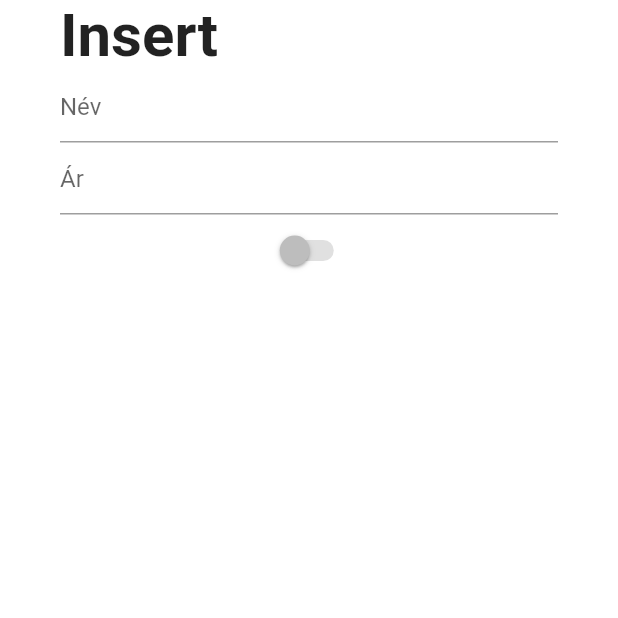
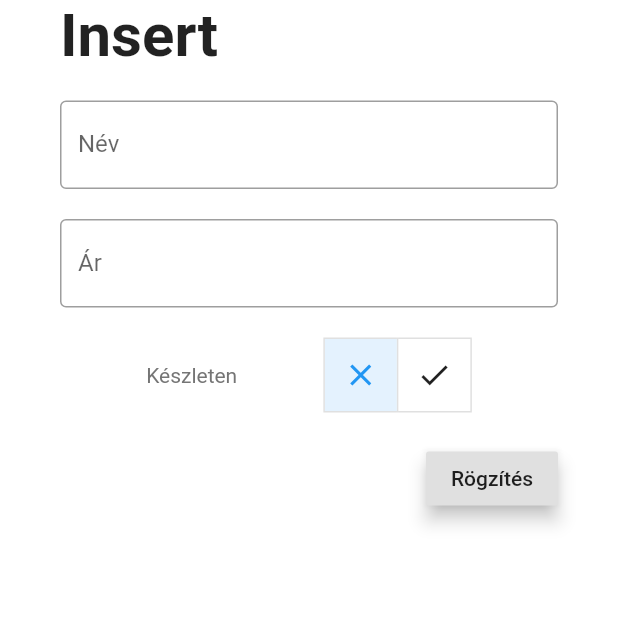
Before and after one commit to leventenyiro/NodeJS-AJAX, a Flutter app: the Insert screen opened by its route, on a phone screen of 412 x 824 dp, the top half of it. Run offline on Flutter 3.47's test engine with Material 2 defaults, Android fonts, the phone set to English and light mode, and no system bars; our stand-ins replace flutter_slidable; network calls fail.

Commit message:
insert form mobile

```diff
--- a/views/mobile/lib/main.dart
+++ b/views/mobile/lib/main.dart
@@ -10,7 +10,7 @@ void main() => runApp(MaterialApp(
   },
   debugShowCheckedModeBanner: false,
   theme: ThemeData(
-    accentColor: Colors.blue[900],
-    primaryColor: Colors.blue[900],
+    accentColor: Colors.pink[900],
+    primaryColor: Colors.pink[900],
   ),
 ));
--- a/views/mobile/lib/pages/insert.dart
+++ b/views/mobile/lib/pages/insert.dart
@@ -21,7 +21,8 @@ class _InsertState extends State<Insert> {
         body: SafeArea(
           child: Padding(
             padding: EdgeInsets.fromLTRB(40, 0, 40, 0),
-            child: Column(children: <Widget>[
+            child: Column(
+              children: <Widget>[
                 Row(
                   children: <Widget>[
                     Text(
@@ -36,38 +37,102 @@ class _InsertState extends State<Insert> {
                 formInsert(),
               ],
             ),
-
           ),
         ),
       ),
     );
+  }
 
+  List<bool> keszleten;
 
-
-  }
+  @override
+  void initState() {
+    keszleten = [true, false];
+    super.initState();
   }
 
   Widget formInsert() {
     return Form(
-
       child: Column(
         children: <Widget>[
-        TextField(
+          SizedBox(height: 20.0,),
+          TextFormField(
             decoration: InputDecoration(
-            hintText: "Név",
+              labelText: "Név",
+              focusedBorder: OutlineInputBorder(
+                borderSide: BorderSide(
+                  color: Colors.pink,
                 ),
               ),
-        TextField(
+              border: OutlineInputBorder(
+                borderSide: BorderSide(
+                  color: Colors.pink,
+                ),
+              ),
+            ),
+          ),
+          SizedBox(height: 20.0,),
+          TextFormField(
             decoration: InputDecoration(
-            hintText: "Ár",
+              labelText: "Ár",
+              focusedBorder: OutlineInputBorder(
+                borderSide: BorderSide(
+                  color: Colors.pink,
+                ),
+              ),
+              border: OutlineInputBorder(
+                borderSide: BorderSide(
+                  color: Colors.pink,
+                ),
+              ),
             ),
             keyboardType: TextInputType.number,
+            inputFormatters: <TextInputFormatter>[
+              WhitelistingTextInputFormatter.digitsOnly,
+            ],
           ),
-        Switch(
-          value: false,
-
+          SizedBox(height: 20.0,),
+          Row(
+            mainAxisAlignment: MainAxisAlignment.spaceEvenly,
+            children: <Widget>[
+              Text(
+                "Készleten",
+                style: TextStyle(
+                  color: Colors.grey[600],
+                ),
+              ),
+              ToggleButtons(
+                children: <Widget>[
+                  Icon(Icons.close),
+                  Icon(Icons.check),
+                ],
+                isSelected: keszleten,
+                onPressed: (int index) {
+                  setState(() {
+                    for (int i = 0; i < keszleten.length; i++) {
+                      keszleten[i] = i == index;
+                    }
+                  });
+                },
+              ),
+            ],
+          ),
+          SizedBox(height: 20.0,),
+          Align(
+            alignment: Alignment.bottomRight,
+            child: RaisedButton(
+              elevation: 5.0,
+              child: Text(
+                "Rögzítés",
+              ),
+              onPressed: () {
+                setState(() {
+                });
+              },
+            ),
           )
         ],
       )
     );
   }
+}
```
Lines whose indentation alone changed are shown as unchanged.
